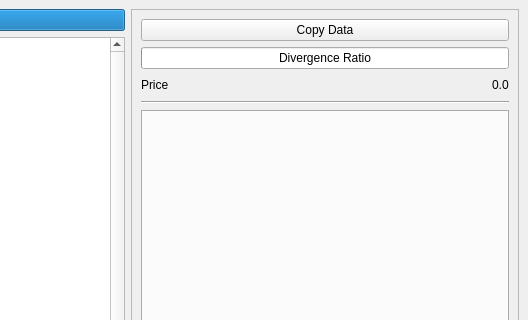
Above: source/ui/watcherWindow.ui from qrlik/MarketWatcher before the change; both pictures show x 272 to 800 and y 0 to 320 of the 800 by 600 pixel window. Below: the same form after it.
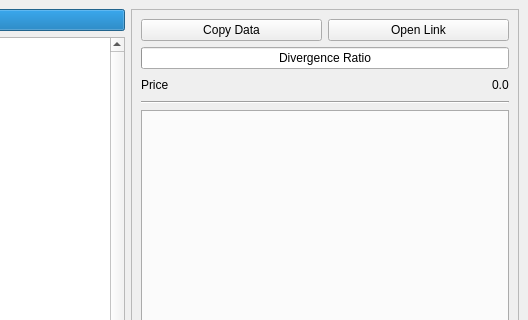
That is the form after the change.

Commit message: add open link button

The edit to the form file:
```diff
--- a/source/ui/watcherWindow.ui
+++ b/source/ui/watcherWindow.ui
@@ -99,11 +99,22 @@
         </property>
         <layout class="QVBoxLayout" name="verticalLayout_2">
          <item>
+          <layout class="QHBoxLayout" name="positionLayout">
+           <item>
           <widget class="QPushButton" name="copyDataButton">
            <property name="text">
             <string>Copy Data</string>
            </property>
           </widget>
+           </item>
+           <item>
+            <widget class="QPushButton" name="openLinkButton">
+             <property name="text">
+              <string>Open Link</string>
+             </property>
+            </widget>
+           </item>
+          </layout>
          </item>
          <item>
           <widget class="QProgressBar" name="divergenceRatio">
```
Lines whose indentation alone changed are shown as unchanged. The commit also changes 2 other files.
